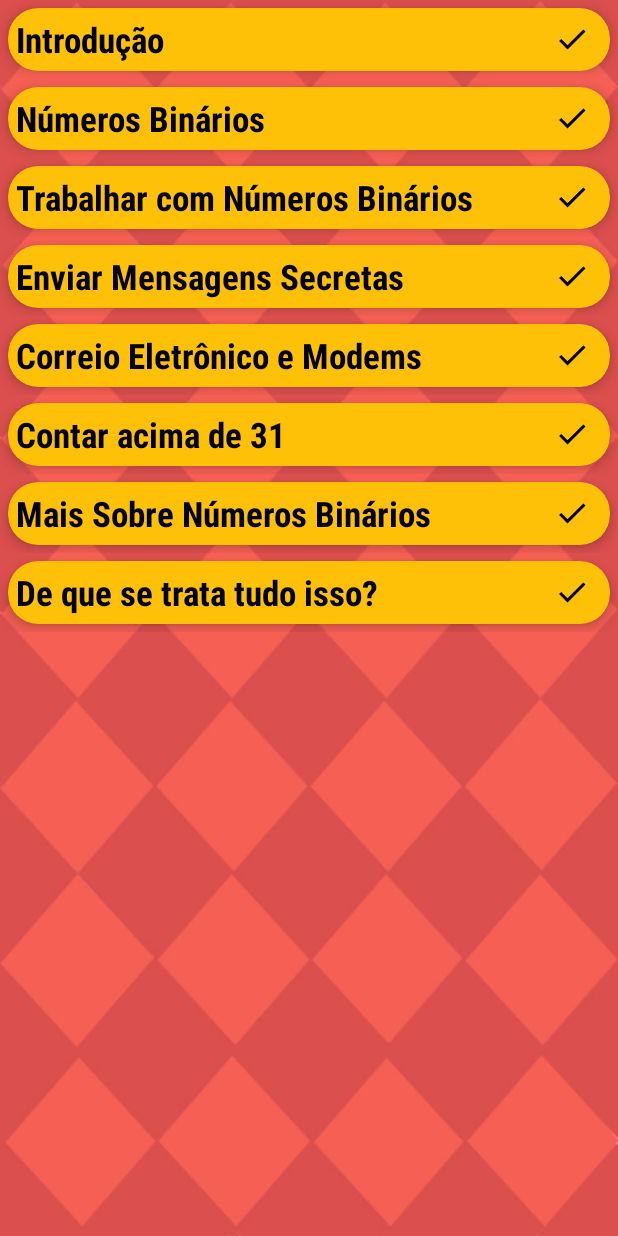
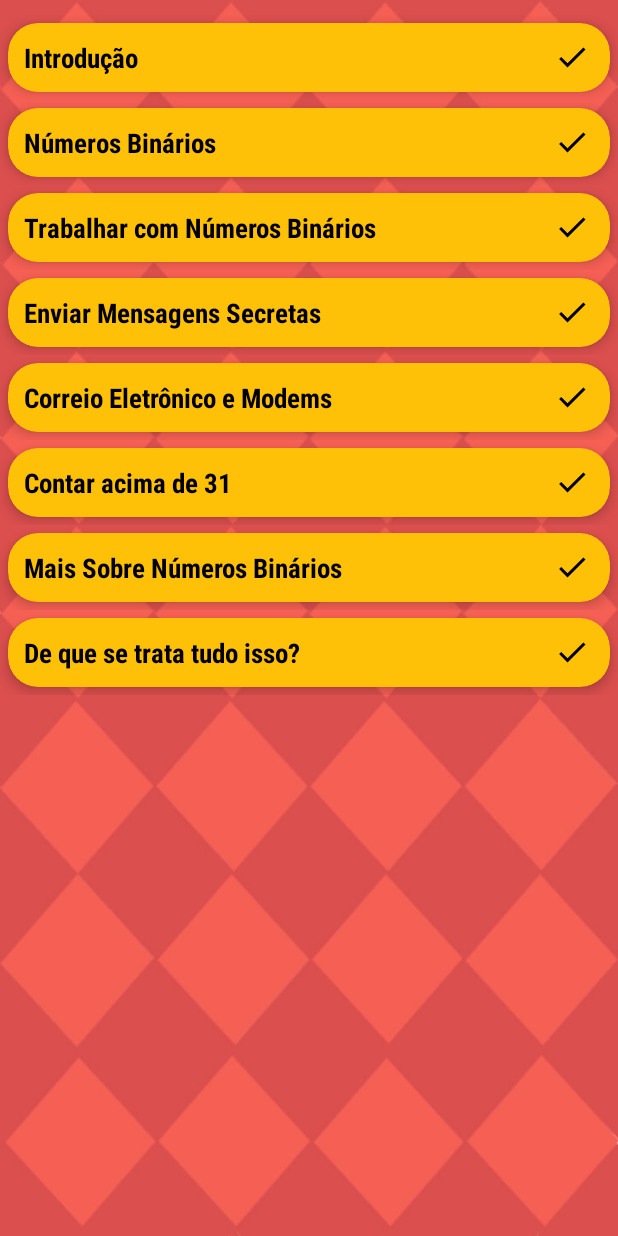
Before and after one commit to barbosamaatheus/PluggedComputing, an Android app: the ExerciciosActivity screen opened directly, with no data from a screen before it, on a phone screen of 412 x 824 dp. Run offline under Robolectric (Android 15) with nearby library versions, the phone set to English and light mode, and no system bars.

Commit message:
Melhorias na tela de exercicio

```diff
--- a/app/build.gradle
+++ b/app/build.gradle
@@ -1,7 +1,7 @@
 apply plugin: 'com.android.application'
 
 android {
-    compileSdkVersion 27
+    compileSdkVersion 28
     defaultConfig {
         applicationId "com.tcc.projeto.appcomputacaoplugada"
         minSdkVersion 15
@@ -16,7 +16,7 @@
             proguardFiles getDefaultProguardFile('proguard-android.txt'), 'proguard-rules.pro'
         }
     }
-    buildToolsVersion '27.0.3'
+    buildToolsVersion '28.0.2'
     compileOptions {
         sourceCompatibility JavaVersion.VERSION_1_8
         targetCompatibility JavaVersion.VERSION_1_8
--- a/app/src/main/res/layout/activity_exercicio.xml
+++ b/app/src/main/res/layout/activity_exercicio.xml
@@ -8,6 +8,7 @@
     tools:context=".activitys.ExerciciosActivity">
 
     <android.support.v7.widget.RecyclerView
+        android:layout_marginTop="10dp"
         android:id="@+id/rv_exercicios"
         android:scrollbars="vertical"
         android:layout_width="match_parent"
--- a/app/src/main/res/layout/item_list.xml
+++ b/app/src/main/res/layout/item_list.xml
@@ -11,6 +11,7 @@
         android:layout_width="match_parent"
         android:layout_height="wrap_content"
         android:layout_margin="5dp"
+
         card_view:cardBackgroundColor="@color/colorAccent"
         card_view:cardCornerRadius="20dp"
         card_view:cardElevation="5dp">
@@ -20,6 +21,7 @@
             android:layout_height="match_parent">
 
             <TextView
+                android:padding="5dp"
                 android:id="@+id/tituloEX"
                 android:layout_width="wrap_content"
                 android:layout_height="wrap_content"
@@ -28,7 +30,7 @@
                 android:fontFamily="sans-serif-condensed"
                 android:text="Trabalhar com Números Binários "
                 android:textColor="@android:color/black"
-                android:textSize="23dp"
+                android:textSize="18dp"
                 android:textStyle="bold" />
 
             <ImageView
```
